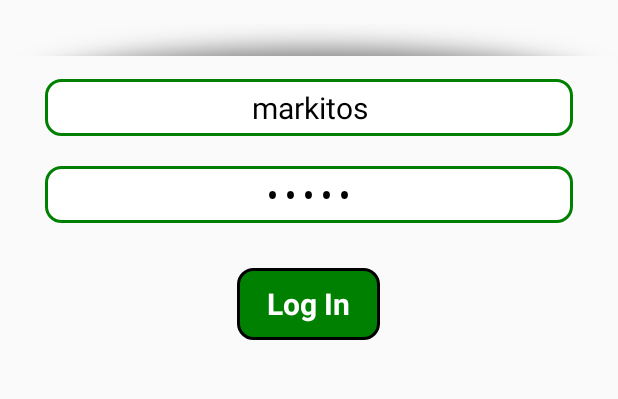
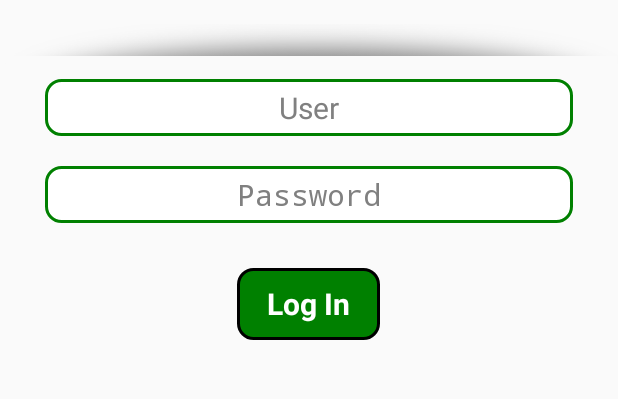
Before and after one commit to hugofiguer/Tracker, an Android app: the screen it shows after launch (Login), on a phone screen of 412 x 824 dp, the part 484-883 px from its top. Run offline under Robolectric (Android 15) with nearby library versions, the phone set to English and light mode, and no system bars.

Commit message:
Cambios menores 20/03/2015

```diff
--- a/app/src/main/java/async_request/RequestManager.java
+++ b/app/src/main/java/async_request/RequestManager.java
@@ -42,7 +42,7 @@ public class RequestManager implements ResponseListenerInterface {
     public  final String LOG_TAG_MANAGER    = "requestManager";
     public  final String LOG_TAG_REQUEST    = "asyncRequest";
 
-    public  final String API_URL 	       = "http://172.20.111.69:8880/app_develop/Preventa-Central-master/api.php";
+    public  final String API_URL 	       = "http://10.10.100.18:8880/app_develop/Preventa-Central/";
     //public  final String API_URL 	       = "http://187.237.42.162:8880/app_develop/Preventa-Central-master/api.php";
     //public  final String API_URL 	       = "http://54.187.219.128/ragasa/sicmobile/api.php";  //Ragasa
 
--- a/app/src/main/java/com/sellcom/tracker_interno/FragmentLogin.java
+++ b/app/src/main/java/com/sellcom/tracker_interno/FragmentLogin.java
@@ -14,6 +14,7 @@ import android.view.View;
 import android.view.ViewGroup;
 import android.widget.Button;
 import android.widget.EditText;
+import android.widget.Toast;
 
 import org.json.JSONArray;
 import org.json.JSONException;
@@ -64,8 +65,6 @@ public class FragmentLogin extends Fragment implements View.OnClickListener, UIR
         txt_passwordUser = (EditText)view.findViewById(R.id.passwordUser);
         txt_passwordUser.setOnClickListener(this);
 
-        txt_emailUser.setText("markitos");
-        txt_passwordUser.setText("12345");
 
         return view;
     }
@@ -109,8 +108,14 @@ public class FragmentLogin extends Fragment implements View.OnClickListener, UIR
                 params.put("request", METHOD.LOGIN.toString());
                 params.put("user", textEmail);
                 params.put("password", textPassword);
-                params.put("hil_x",""+myLocation.getLatitude());
-                params.put("hil_y",""+myLocation.getLongitude());
+                try{
+                    params.put("hil_x",""+myLocation.getLatitude());
+                    params.put("hil_y",""+myLocation.getLongitude());
+                }catch (Exception e){
+                    Toast.makeText(getActivity(),"Por favor active su servicio de GPS para continuar ",Toast.LENGTH_SHORT).show();
+                    return;
+                }
+
 
                 //2
                 RequestManager.sharedInstance().setListener(this);
@@ -228,7 +233,7 @@ public class FragmentLogin extends Fragment implements View.OnClickListener, UIR
                         }
 
                     }else{
-
+                        Toast.makeText(getActivity(),"Usuario y/ó contraseñas no encontrados",Toast.LENGTH_SHORT).show();
                     }
 
             }
```
Also changed, not shown: app/src/main/res/drawable/login_edit_text_background.xml (+4 -4 lines).
